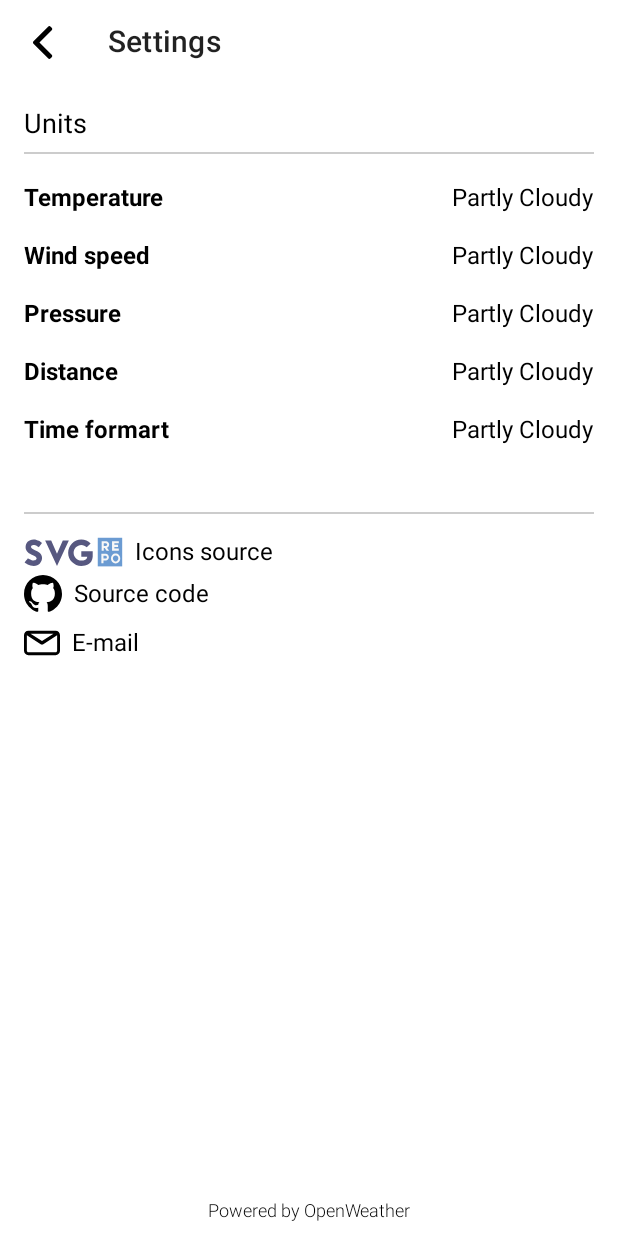
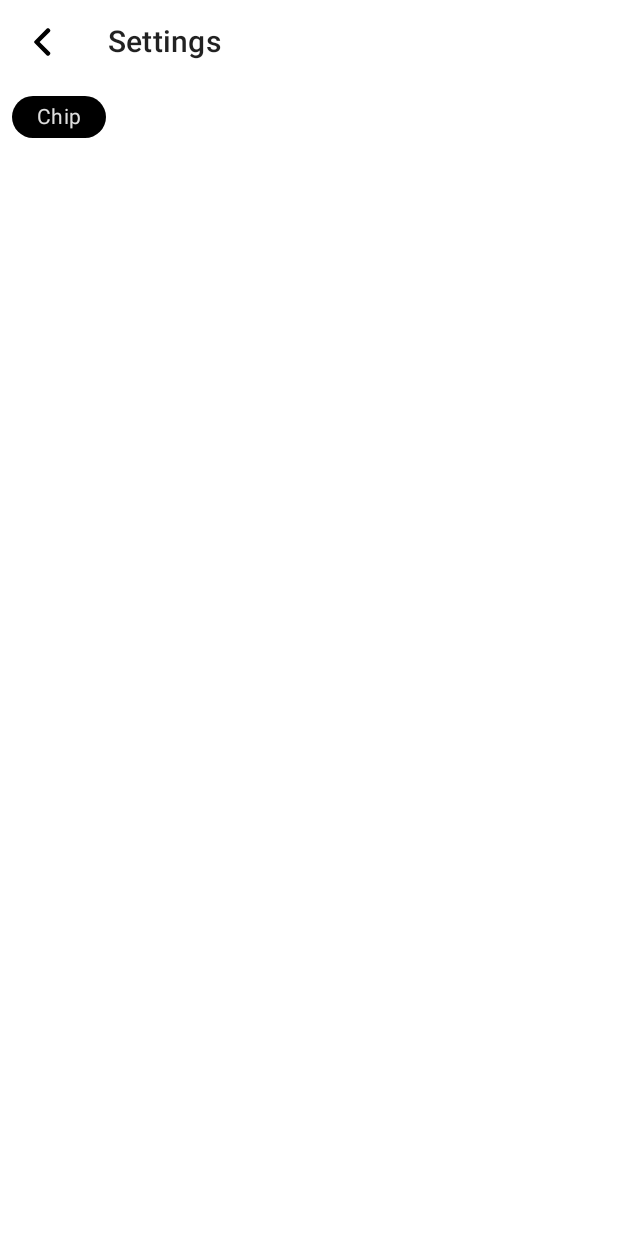
Before and after one commit to tbandawa/openWeather, an Android app built with Jetpack Compose: the @Preview function SettingsPreview, on a phone screen of 412 x 824 dp. Run offline under Robolectric (Android 15) with nearby library versions, the phone set to English and light mode, and no system bars; our stand-ins replace constraintlayout-compose.

Commit message:
create custom chip

```diff
--- a/app/src/main/java/me/tbandawa/android/openweather/SettingsActivity.kt
+++ b/app/src/main/java/me/tbandawa/android/openweather/SettingsActivity.kt
@@ -8,11 +8,13 @@ import androidx.compose.animation.ExperimentalAnimationApi
 import androidx.compose.animation.core.tween
 import androidx.compose.animation.fadeIn
 import androidx.compose.animation.fadeOut
+import androidx.compose.foundation.BorderStroke
 import androidx.compose.foundation.Image
 import androidx.compose.foundation.background
 import androidx.compose.foundation.clickable
 import androidx.compose.foundation.layout.*
 import androidx.compose.foundation.lazy.LazyColumn
+import androidx.compose.foundation.shape.CircleShape
 import androidx.compose.material.*
 import androidx.compose.runtime.*
 import androidx.compose.ui.Alignment
@@ -22,6 +24,7 @@ import androidx.compose.ui.platform.LocalContext
 import androidx.compose.ui.res.painterResource
 import androidx.compose.ui.text.TextStyle
 import androidx.compose.ui.text.font.FontWeight
+import androidx.compose.ui.text.style.TextAlign
 import androidx.compose.ui.tooling.preview.Preview
 import androidx.compose.ui.unit.dp
 import androidx.compose.ui.unit.sp
@@ -66,7 +69,7 @@ fun SettingsToolBar() {
                     painter = painterResource(id = R.drawable.ic_back),
                     contentDescription = null,
                     modifier = Modifier
-                        .size(30.dp),
+                        .size(25.dp),
                     tint = Color.Black
                 )
             }
@@ -332,6 +335,33 @@ fun SettingsContent() {
     }
 }
 
+@Composable
+fun CustomChip(
+    selected: Boolean,
+    text: String
+) {
+    Surface(
+        color = when {
+            selected -> MaterialTheme.colors.onSurface
+            else -> Color.Transparent
+        },
+        contentColor = when {
+            selected -> MaterialTheme.colors.onPrimary
+            else -> Color.LightGray
+        },
+        shape = CircleShape,
+        modifier = Modifier.padding(8.dp)
+    ) {
+        Text(
+            text = text,
+            textAlign = TextAlign.Center,
+            style = MaterialTheme.typography.body2,
+            modifier = Modifier.padding(horizontal = 16.dp, vertical = 4.dp)
+        )
+
+    }
+}
+
 @ExperimentalAnimationApi
 @Preview(showBackground = true)
 @Composable
@@ -340,7 +370,11 @@ fun SettingsPreview() {
         Scaffold(
             topBar = { SettingsToolBar() }
         ) {
-            SettingsContent()
+            // creates a custom chip for active state
+            CustomChip(
+                selected = true,
+                text = "Chip"
+            )
         }
     }
 }
```
